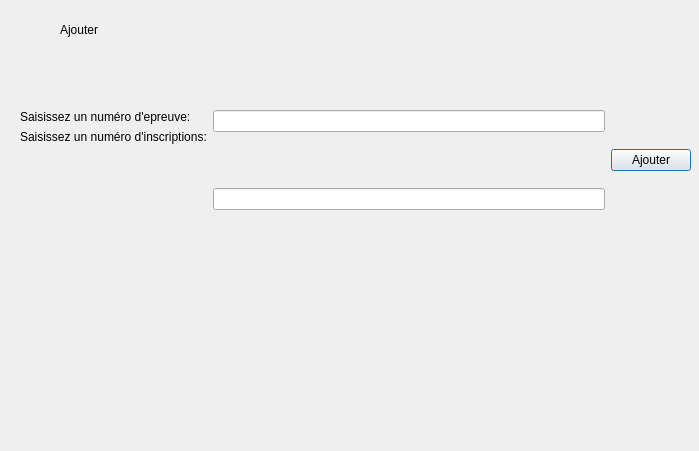
Above: gui/fct_comp_31.ui from wen9xin/s5BDProjt before the change. Below: the same form after it.
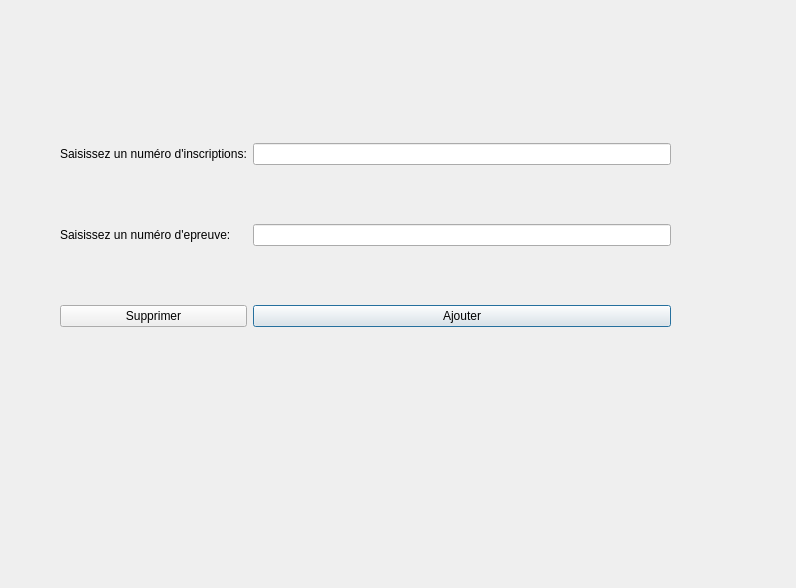
That is the form after the change.

Commit message: 3.1 窗口能正常打开了

Patch:
```diff
--- a/gui/fct_comp_31.ui
+++ b/gui/fct_comp_31.ui
@@ -6,8 +6,8 @@
    <rect>
     <x>0</x>
     <y>0</y>
-    <width>699</width>
-    <height>451</height>
+    <width>796</width>
+    <height>588</height>
    </rect>
   </property>
   <property name="windowTitle">
@@ -16,10 +16,10 @@
   <widget class="QLabel" name="label_fct_comp_31">
    <property name="geometry">
     <rect>
-     <x>9</x>
-     <y>229</y>
-     <width>16</width>
-     <height>16</height>
+     <x>21</x>
+     <y>9</y>
+     <width>691</width>
+     <height>71</height>
     </rect>
    </property>
    <property name="text">
@@ -29,59 +29,49 @@
     <set>Qt::AlignCenter</set>
    </property>
   </widget>
-  <widget class="QLabel" name="label_4">
+  <widget class="QWidget" name="layoutWidget">
    <property name="geometry">
     <rect>
      <x>60</x>
-     <y>20</y>
-     <width>42</width>
-     <height>19</height>
-    </rect>
-   </property>
-   <property name="text">
-    <string>Ajouter</string>
-   </property>
-  </widget>
-  <widget class="QWidget" name="">
-   <property name="geometry">
-    <rect>
-     <x>20</x>
-     <y>60</y>
-     <width>671</width>
-     <height>201</height>
+     <y>90</y>
+     <width>611</width>
+     <height>291</height>
     </rect>
    </property>
    <layout class="QGridLayout" name="gridLayout">
-    <item row="0" column="0" rowspan="2">
-     <layout class="QFormLayout" name="formLayout">
-      <item row="0" column="0">
-       <widget class="QLabel" name="label_2">
-        <property name="text">
-         <string>Saisissez un numéro d'epreuve:</string>
-        </property>
-       </widget>
-      </item>
-      <item row="1" column="0">
-       <widget class="QLabel" name="label_3">
-        <property name="text">
-         <string>Saisissez un numéro d'inscriptions:</string>
-        </property>
-       </widget>
-      </item>
-     </layout>
+    <item row="0" column="0">
+     <widget class="QLabel" name="label_3">
+      <property name="text">
+       <string>Saisissez un numéro d'inscriptions:</string>
+      </property>
+     </widget>
     </item>
     <item row="0" column="1">
+     <widget class="QLineEdit" name="lineEdit__31_a_in"/>
+    </item>
+    <item row="1" column="0">
+     <widget class="QLabel" name="label_2">
+      <property name="text">
+       <string>Saisissez un numéro d'epreuve:</string>
+      </property>
+     </widget>
+    </item>
+    <item row="1" column="1">
      <widget class="QLineEdit" name="lineEdit_31_a_ep"/>
     </item>
-    <item row="0" column="2" rowspan="2">
+    <item row="2" column="1">
      <widget class="QPushButton" name="pushButton">
       <property name="text">
        <string>Ajouter</string>
       </property>
      </widget>
     </item>
-    <item row="1" column="1">
-     <widget class="QLineEdit" name="lineEdit__31_a_in"/>
+    <item row="2" column="0">
+     <widget class="QPushButton" name="pushButton_2">
+      <property name="text">
+       <string>Supprimer</string>
+      </property>
+     </widget>
     </item>
    </layout>
   </widget>
```
Left out of the diff: 41 changed lines with no effect on the pictures. The commit also changes 4 other files.
